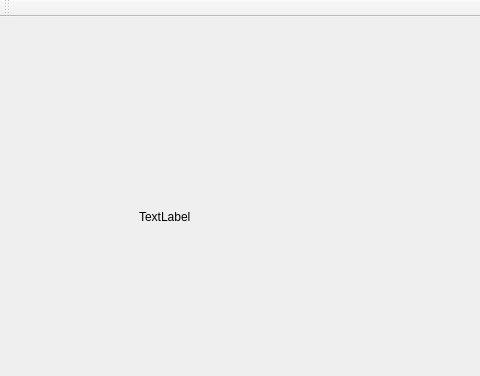
First picture: the form in mainwindow.ui, repository convlCode/LiteRender, before the edit; both pictures show x 0 to 480 and y 0 to 376 of the 708 by 512 pixel window.
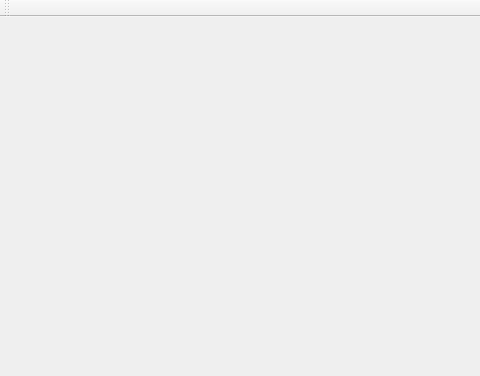
Second picture: the form after the edit.

Patch:
```diff
--- a/mainwindow.ui
+++ b/mainwindow.ui
@@ -17,14 +17,17 @@
    <widget class="QLabel" name="renderCanvas">
     <property name="geometry">
      <rect>
-      <x>139</x>
+      <x>150</x>
       <y>0</y>
       <width>400</width>
       <height>400</height>
      </rect>
     </property>
     <property name="text">
-     <string>TextLabel</string>
+     <string/>
+    </property>
+    <property name="alignment">
+     <set>Qt::AlignCenter</set>
     </property>
    </widget>
    <widget class="QWidget" name="horizontalLayoutWidget">
```
